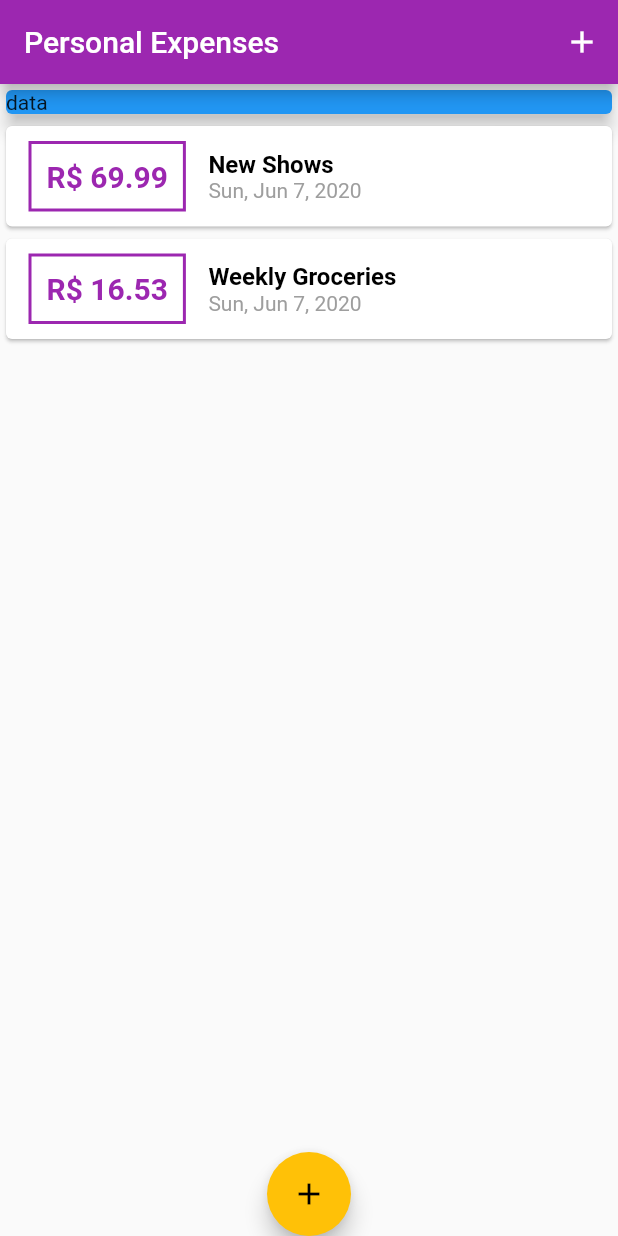
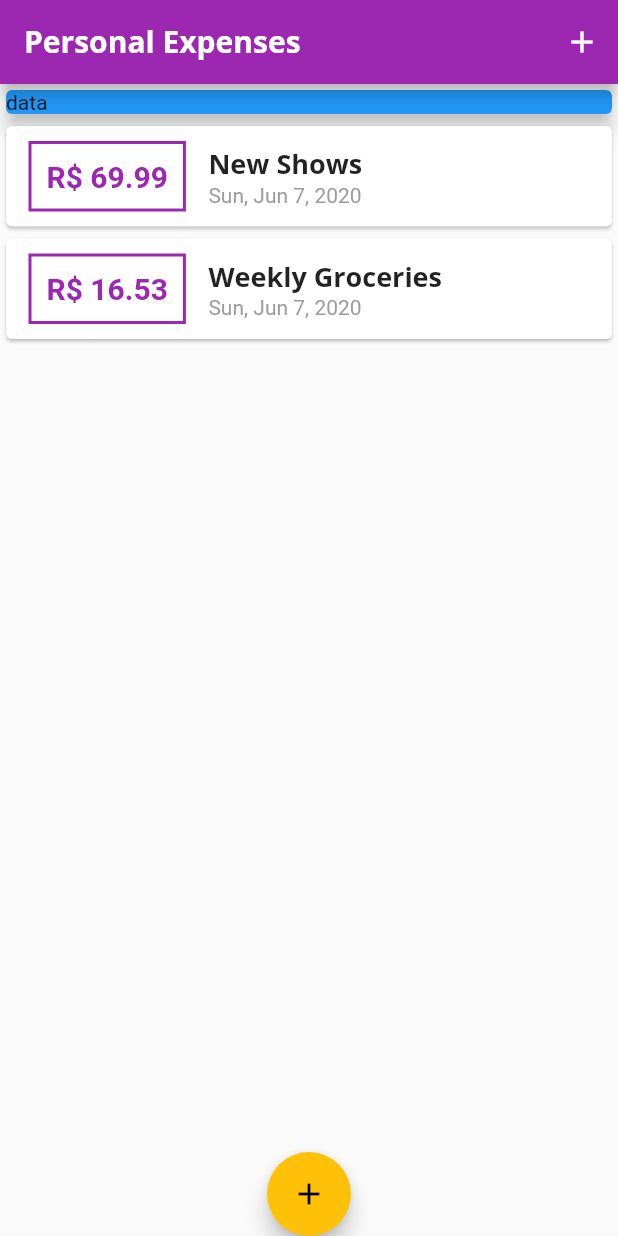
Before and after one commit to mvgmenezes/flutter_personal_expenses, a Flutter app: the screen it shows after launch, on a phone screen of 412 x 824 dp. Run offline on Flutter 3.47's test engine with Material 2 defaults, Android fonts, the phone set to English and light mode, and no system bars.

Commit message:
Adding a FONT and setting has default

```diff
--- a/lib/main.dart
+++ b/lib/main.dart
@@ -17,6 +17,23 @@ class MyApp extends StatelessWidget {
       theme: ThemeData(
         primarySwatch: Colors.purple,
         accentColor: Colors.amber,
+        fontFamily: 'Quicksand' ,//defined in pubspec.yaml
+        textTheme: ThemeData.light().textTheme.copyWith(
+          title: TextStyle(
+            fontFamily: 'OpenSans',
+            fontWeight: FontWeight.bold,
+            fontSize: 18
+          )
+        ),
+        appBarTheme: AppBarTheme(
+          textTheme: ThemeData.light().textTheme.copyWith(
+            title: TextStyle(
+                fontFamily: 'OpenSans',
+                fontSize: 20,
+                fontWeight: FontWeight.bold
+            )
+          )
+        )
       ),
       home: MyHomePage(),
     );
--- a/lib/widgets/transaction_list.dart
+++ b/lib/widgets/transaction_list.dart
@@ -33,10 +33,7 @@ class TransactionList extends StatelessWidget {
                 children: <Widget>[
                   Text(
                     transactions[index].title,
-                    style: TextStyle(
-                        color: Colors.black,
-                        fontWeight: FontWeight.bold,
-                        fontSize: 16),
+                  style: Theme.of(context).textTheme.title,
                   ),
                   Text(
                     DateFormat.yMMMEd().format(transactions[index].date),
```
Also changed, not shown: pubspec.yaml (+11 -6 lines), assets/fonts/OpenSans-Bold.ttf (added), assets/fonts/OpenSans-Regular.ttf (added), assets/fonts/Quicksand-Bold.ttf (added), assets/fonts/Quicksand-Light.ttf (added), assets/fonts/Quicksand-Medium.ttf (added), assets/fonts/Quicksand-Regular.ttf (added).
